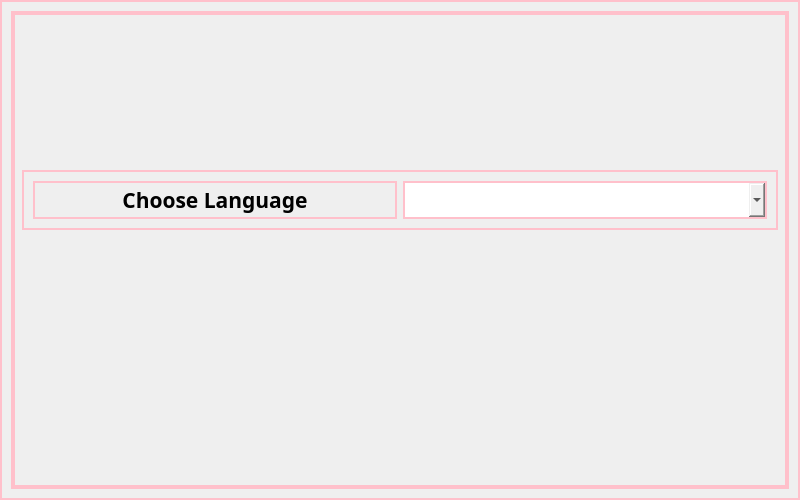
This is whighlightpreferences.ui in Furgololo1/FC as Qt 5 draws it before an edit. The edited form follows.
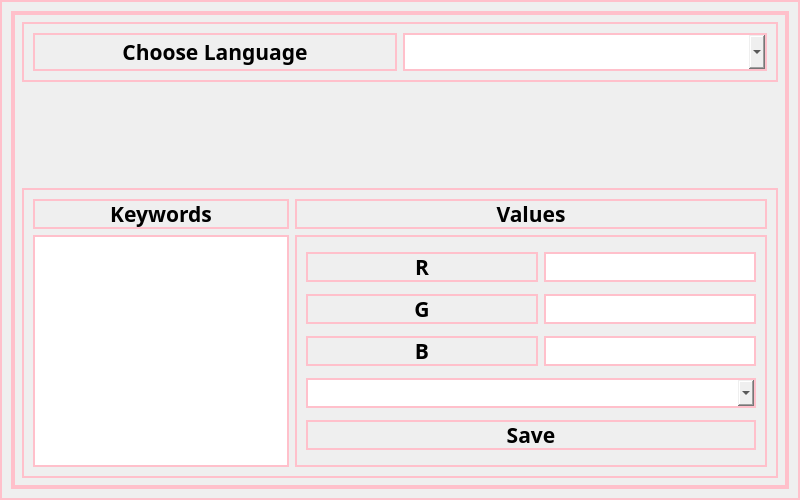
This is the edited form.

The edit to the form file:
```diff
--- a/whighlightpreferences.ui
+++ b/whighlightpreferences.ui
@@ -144,6 +144,302 @@
          </property>
         </spacer>
        </item>
+       <item>
+        <widget class="QGroupBox" name="groupBox_2">
+         <property name="title">
+          <string/>
+         </property>
+         <layout class="QGridLayout" name="gridLayout_2">
+          <item row="1" column="0">
+           <widget class="QListWidget" name="keywordList">
+            <property name="sizePolicy">
+             <sizepolicy hsizetype="Fixed" vsizetype="Preferred">
+              <horstretch>0</horstretch>
+              <verstretch>0</verstretch>
+             </sizepolicy>
+            </property>
+           </widget>
+          </item>
+          <item row="1" column="1">
+           <widget class="QGroupBox" name="groupBox_3">
+            <property name="sizePolicy">
+             <sizepolicy hsizetype="Preferred" vsizetype="Preferred">
+              <horstretch>0</horstretch>
+              <verstretch>0</verstretch>
+             </sizepolicy>
+            </property>
+            <property name="title">
+             <string/>
+            </property>
+            <layout class="QGridLayout" name="gridLayout_3">
+             <item row="1" column="0">
+              <widget class="QLabel" name="label_5">
+               <property name="sizePolicy">
+                <sizepolicy hsizetype="Preferred" vsizetype="Preferred">
+                 <horstretch>0</horstretch>
+                 <verstretch>0</verstretch>
+                </sizepolicy>
+               </property>
+               <property name="maximumSize">
+                <size>
+                 <width>16777215</width>
+                 <height>30</height>
+                </size>
+               </property>
+               <property name="font">
+                <font>
+                 <family>Arial Black</family>
+                 <pointsize>16</pointsize>
+                 <weight>75</weight>
+                 <bold>true</bold>
+                </font>
+               </property>
+               <property name="text">
+                <string>G</string>
+               </property>
+               <property name="alignment">
+                <set>Qt::AlignCenter</set>
+               </property>
+              </widget>
+             </item>
+             <item row="0" column="1">
+              <widget class="QLineEdit" name="lineEdit_R">
+               <property name="sizePolicy">
+                <sizepolicy hsizetype="Fixed" vsizetype="Fixed">
+                 <horstretch>0</horstretch>
+                 <verstretch>0</verstretch>
+                </sizepolicy>
+               </property>
+               <property name="maximumSize">
+                <size>
+                 <width>16777215</width>
+                 <height>30</height>
+                </size>
+               </property>
+               <property name="font">
+                <font>
+                 <family>Arial Black</family>
+                 <pointsize>16</pointsize>
+                 <weight>75</weight>
+                 <bold>true</bold>
+                </font>
+               </property>
+               <property name="alignment">
+                <set>Qt::AlignCenter</set>
+               </property>
+              </widget>
+             </item>
+             <item row="2" column="1">
+              <widget class="QLineEdit" name="lineEdit_B">
+               <property name="sizePolicy">
+                <sizepolicy hsizetype="Fixed" vsizetype="Fixed">
+                 <horstretch>0</horstretch>
+                 <verstretch>0</verstretch>
+                </sizepolicy>
+               </property>
+               <property name="maximumSize">
+                <size>
+                 <width>16777215</width>
+                 <height>30</height>
+                </size>
+               </property>
+               <property name="font">
+                <font>
+                 <family>Arial Black</family>
+                 <pointsize>16</pointsize>
+                 <weight>75</weight>
+                 <bold>true</bold>
+                </font>
+               </property>
+               <property name="alignment">
+                <set>Qt::AlignCenter</set>
+               </property>
+              </widget>
+             </item>
+             <item row="0" column="0">
+              <widget class="QLabel" name="label_4">
+               <property name="sizePolicy">
+                <sizepolicy hsizetype="Preferred" vsizetype="Preferred">
+                 <horstretch>0</horstretch>
+                 <verstretch>0</verstretch>
+                </sizepolicy>
+               </property>
+               <property name="maximumSize">
+                <size>
+                 <width>16777215</width>
+                 <height>30</height>
+                </size>
+               </property>
+               <property name="font">
+                <font>
+                 <family>Arial Black</family>
+                 <pointsize>16</pointsize>
+                 <weight>75</weight>
+                 <bold>true</bold>
+                </font>
+               </property>
+               <property name="text">
+                <string>R</string>
+               </property>
+               <property name="alignment">
+                <set>Qt::AlignCenter</set>
+               </property>
+              </widget>
+             </item>
+             <item row="2" column="0">
+              <widget class="QLabel" name="label_6">
+               <property name="sizePolicy">
+                <sizepolicy hsizetype="Preferred" vsizetype="Preferred">
+                 <horstretch>0</horstretch>
+                 <verstretch>0</verstretch>
+                </sizepolicy>
+               </property>
+               <property name="maximumSize">
+                <size>
+                 <width>16777215</width>
+                 <height>30</height>
+                </size>
+               </property>
+               <property name="font">
+                <font>
+                 <family>Arial Black</family>
+                 <pointsize>16</pointsize>
+                 <weight>75</weight>
+                 <bold>true</bold>
+                </font>
+               </property>
+               <property name="text">
+                <string>B</string>
+               </property>
+               <property name="alignment">
+                <set>Qt::AlignCenter</set>
+               </property>
+              </widget>
+             </item>
+             <item row="1" column="1">
+              <widget class="QLineEdit" name="lineEdit_G">
+               <property name="sizePolicy">
+                <sizepolicy hsizetype="Fixed" vsizetype="Fixed">
+                 <horstretch>0</horstretch>
+                 <verstretch>0</verstretch>
+                </sizepolicy>
+               </property>
+               <property name="maximumSize">
+                <size>
+                 <width>16777215</width>
+                 <height>30</height>
+                </size>
+               </property>
+               <property name="font">
+                <font>
+                 <family>Arial Black</family>
+                 <pointsize>16</pointsize>
+                 <weight>75</weight>
+                 <bold>true</bold>
+                </font>
+               </property>
+               <property name="alignment">
+                <set>Qt::AlignCenter</set>
+               </property>
+              </widget>
+             </item>
+             <item row="3" column="0" colspan="2">
+              <widget class="QComboBox" name="fontComboBox">
+               <property name="maximumSize">
+                <size>
+                 <width>16777215</width>
+                 <height>30</height>
+                </size>
+               </property>
+              </widget>
+             </item>
+             <item row="4" column="0" colspan="2">
+              <widget class="QPushButton" name="pushButton">
+               <property name="maximumSize">
+                <size>
+                 <width>16777215</width>
+                 <height>30</height>
+                </size>
+               </property>
+               <property name="font">
+                <font>
+                 <family>Arial Black</family>
+                 <pointsize>16</pointsize>
+                 <weight>75</weight>
+                 <bold>true</bold>
+                </font>
+               </property>
+               <property name="text">
+                <string>Save</string>
+               </property>
+              </widget>
+             </item>
+            </layout>
+           </widget>
+          </item>
+          <item row="0" column="0">
+           <widget class="QLabel" name="label_2">
+            <property name="sizePolicy">
+             <sizepolicy hsizetype="Preferred" vsizetype="Fixed">
+              <horstretch>0</horstretch>
+              <verstretch>0</verstretch>
+             </sizepolicy>
+            </property>
+            <property name="maximumSize">
+             <size>
+              <width>16777215</width>
+              <height>30</height>
+             </size>
+            </property>
+            <property name="font">
+             <font>
+              <family>Arial Black</family>
+              <pointsize>16</pointsize>
+              <weight>75</weight>
+              <bold>true</bold>
+             </font>
+            </property>
+            <property name="text">
+             <string>Keywords</string>
+            </property>
+            <property name="alignment">
+             <set>Qt::AlignCenter</set>
+            </property>
+           </widget>
+          </item>
+          <item row="0" column="1">
+           <widget class="QLabel" name="label_3">
+            <property name="sizePolicy">
+             <sizepolicy hsizetype="Preferred" vsizetype="Fixed">
+              <horstretch>0</horstretch>
+              <verstretch>0</verstretch>
+             </sizepolicy>
+            </property>
+            <property name="maximumSize">
+             <size>
+              <width>16777215</width>
+              <height>30</height>
+             </size>
+            </property>
+            <property name="font">
+             <font>
+              <family>Arial Black</family>
+              <pointsize>16</pointsize>
+              <weight>75</weight>
+              <bold>true</bold>
+             </font>
+            </property>
+            <property name="text">
+             <string>Values</string>
+            </property>
+            <property name="alignment">
+             <set>Qt::AlignCenter</set>
+            </property>
+           </widget>
+          </item>
+         </layout>
+        </widget>
+       </item>
       </layout>
      </widget>
     </widget>
```
Left out of the diff: 2 changed lines with no effect on the pictures.
